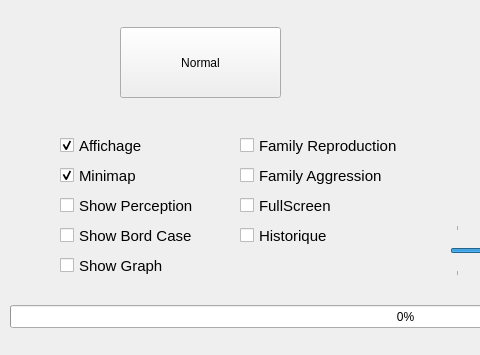
Qt form view/Mainwindow.ui (yetanotherf0rked/3a_bobbar) before a commit; both pictures show x 0 to 480 and y 245 to 600 of the 800 by 600 pixel window.
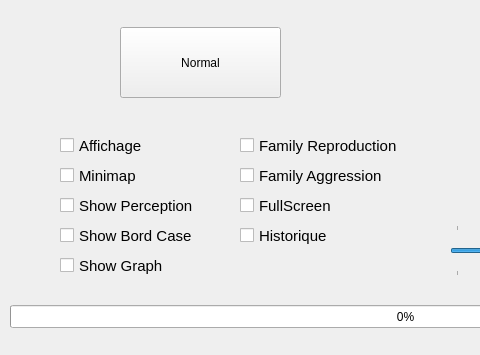
The same form after that commit.

Patch:
```diff
--- a/view/Mainwindow.ui
+++ b/view/Mainwindow.ui
@@ -221,7 +221,7 @@
     <string>Affichage</string>
    </property>
    <property name="checked">
-    <bool>true</bool>
+    <bool>false</bool>
    </property>
   </widget>
   <widget class="QPushButton" name="pushButton_2">
@@ -336,7 +336,7 @@
     <string>Minimap</string>
    </property>
    <property name="checked">
-    <bool>true</bool>
+    <bool>false</bool>
    </property>
   </widget>
   <widget class="QCheckBox" name="show_Bord_Case">
```
